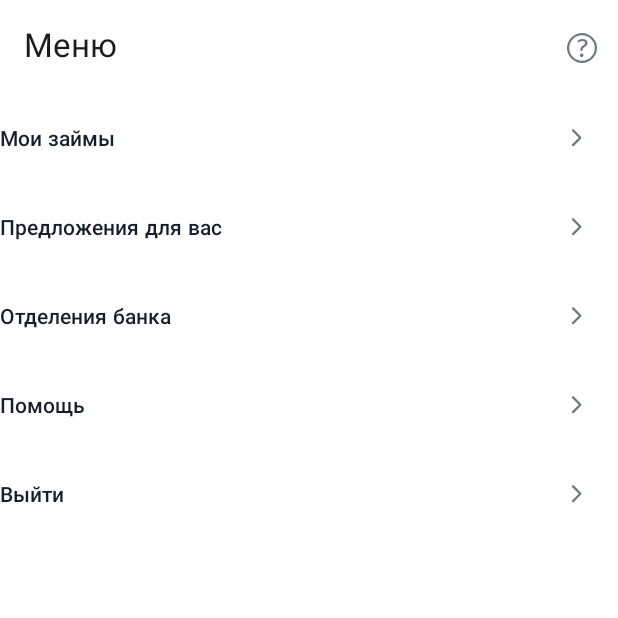
After one commit to EugeneGridnev/Loans, an Android app: the fragment MenuFragment shown on its own in the app's theme, on a phone screen of 412 x 824 dp, the top half of it. The commit adds this screen. Run offline under Robolectric (Android 15) with nearby library versions, the phone set to English and light mode, and no system bars.

Commit message:
menu fragment added

```diff
--- /dev/null
+++ b/app/src/main/java/com/shift/shiftfinal/ui/MenuFragment.kt
@@ -0,0 +1,71 @@
+package com.shift.shiftfinal.ui
+
+import android.os.Bundle
+import androidx.fragment.app.Fragment
+import android.view.LayoutInflater
+import android.view.View
+import android.view.ViewGroup
+import com.shift.shiftfinal.R
+import com.shift.shiftfinal.databinding.FragmentHomeBinding
+import com.shift.shiftfinal.databinding.FragmentMenuBinding
+import com.shift.shiftfinal.ui.fragments.onboarding.OnBoardingFragment
+
+
+class MenuFragment : Fragment() {
+    private var _binding: FragmentMenuBinding? = null
+    private val binding get() = _binding!!
+
+    override fun onCreateView(
+        inflater: LayoutInflater,
+        container: ViewGroup?,
+        savedInstanceState: Bundle?
+    ): View {
+        _binding = FragmentMenuBinding.inflate(inflater, container, false)
+        val view = binding.root
+        return view
+    }
+
+    override fun onViewCreated(view: View, savedInstanceState: Bundle?) {
+        super.onViewCreated(view, savedInstanceState)
+
+        setListeners()
+    }
+
+    override fun onDestroyView() {
+        super.onDestroyView()
+        _binding = null
+    }
+
+    private fun setListeners() {
+
+        with(binding) {
+            topAppBar.setOnMenuItemClickListener { menuItem ->
+                when (menuItem.itemId) {
+                    R.id.info -> {
+                        parentFragment?.parentFragmentManager
+                            ?.beginTransaction()
+                            ?.replace(R.id.fragmentContainer, OnBoardingFragment())
+                            ?.commit()
+                        true
+                    }
+
+                    else -> false
+                }
+            }
+
+            myLoans.setOnClickListener {
+
+            }
+
+            offers.setOnClickListener {
+
+            }
+
+            banks.setOnClickListener {  }
+
+            help.setOnClickListener {  }
+
+            exit.setOnClickListener {  }
+        }
+    }
+}
--- /dev/null
+++ b/app/src/main/res/drawable/arrow_right.xml
@@ -0,0 +1,9 @@
+<vector xmlns:android="http://schemas.android.com/apk/res/android"
+    android:width="24dp"
+    android:height="24dp"
+    android:viewportWidth="24"
+    android:viewportHeight="24">
+  <path
+      android:pathData="M9.465,16.226C9.167,16.522 9.166,17.004 9.463,17.301C9.76,17.597 10.24,17.597 10.537,17.301L15.294,12.543C15.684,12.153 15.685,11.521 15.296,11.13L10.562,6.377C10.266,6.079 9.784,6.078 9.487,6.375C9.19,6.672 9.19,7.153 9.487,7.449L13.875,11.837L9.465,16.226Z"
+      android:fillColor="#73787F"/>
+</vector>
--- /dev/null
+++ b/app/src/main/res/layout/fragment_menu.xml
@@ -0,0 +1,132 @@
+<?xml version="1.0" encoding="utf-8"?>
+<?xml version="1.0" encoding="utf-8"?>
+<ScrollView xmlns:android="http://schemas.android.com/apk/res/android"
+    xmlns:app="http://schemas.android.com/apk/res-auto"
+    xmlns:tools="http://schemas.android.com/tools"
+    android:layout_width="match_parent"
+    android:layout_height="match_parent"
+    android:background="@color/white"
+    tools:context=".ui.HomeFragment">
+
+    <LinearLayout
+        android:layout_width="match_parent"
+        android:layout_height="wrap_content"
+        android:orientation="vertical">
+
+        <com.google.android.material.appbar.AppBarLayout
+            android:layout_width="match_parent"
+            android:layout_height="wrap_content">
+
+            <com.google.android.material.appbar.MaterialToolbar
+                android:id="@+id/topAppBar"
+                android:layout_width="match_parent"
+                android:layout_height="?attr/actionBarSize"
+                app:menu="@menu/top_app_bar"
+                app:title="Меню" />
+        </com.google.android.material.appbar.AppBarLayout>
+
+        <TableLayout
+            android:layout_width="match_parent"
+            android:layout_height="0dp"
+            android:layout_weight="0.8">
+            <TableRow
+                android:id="@+id/myLoans">
+                <TextView
+                    android:layout_height="wrap_content"
+                    android:layout_width="0dp"
+                    android:layout_marginVertical="19dp"
+                    android:layout_weight="0.8"
+                    android:textSize="14sp"
+                    android:textFontWeight="500"
+                    android:lineHeight="18sp"
+                    android:textColor="@color/font_primary"
+                    android:text="@string/my_loans_text"/>
+
+                <ImageView
+                    android:layout_height="wrap_content"
+                    android:layout_width="wrap_content"
+                    android:layout_margin="16dp"
+                    android:src="@drawable/arrow_right"/>
+            </TableRow>
+            <TableRow
+                android:id="@+id/offers">
+                <TextView
+                    android:layout_height="wrap_content"
+                    android:layout_width="0dp"
+                    android:layout_marginVertical="19dp"
+                    android:layout_weight="0.8"
+                    android:textSize="14sp"
+                    android:textFontWeight="500"
+                    android:lineHeight="18sp"
+                    android:textColor="@color/font_primary"
+                    android:text="@string/offers_text"/>
+
+                <ImageView
+                    android:layout_height="wrap_content"
+                    android:layout_width="wrap_content"
+                    android:layout_margin="16dp"
+                    android:src="@drawable/arrow_right"/>
+            </TableRow>
+            <TableRow
+                android:id="@+id/banks">
+                <TextView
+                    android:layout_height="wrap_content"
+                    android:layout_width="0dp"
+                    android:layout_marginVertical="19dp"
+                    android:layout_weight="0.8"
+                    android:textSize="14sp"
+                    android:textFontWeight="500"
+                    android:lineHeight="18sp"
+                    android:textColor="@color/font_primary"
+                    android:text="@string/banks_text"/>
+
+                <ImageView
+                    android:layout_height="wrap_content"
+                    android:layout_width="wrap_content"
+                    android:layout_margin="16dp"
+                    android:src="@drawable/arrow_right"/>
+            </TableRow>
+            <TableRow
+                android:id="@+id/help">
+                <TextView
+                    android:layout_height="wrap_content"
+                    android:layout_width="0dp"
+                    android:layout_marginVertical="19dp"
+                    android:layout_weight="0.8"
+                    android:textSize="14sp"
+                    android:textFontWeight="500"
+                    android:lineHeight="18sp"
+                    android:textColor="@color/font_primary"
+                    android:text="@string/help_menu_text"/>
+
+                <ImageView
+                    android:layout_height="wrap_content"
+                    android:layout_width="wrap_content"
+                    android:layout_margin="16dp"
+                    android:src="@drawable/arrow_right"/>
+            </TableRow>
+            <TableRow
+                android:id="@+id/exit">
+                <TextView
+                    android:layout_height="wrap_content"
+                    android:layout_width="0dp"
+                    android:layout_marginVertical="19dp"
+                    android:layout_weight="0.8"
+                    android:textSize="14sp"
+                    android:textFontWeight="500"
+                    android:lineHeight="18sp"
+                    android:textColor="@color/font_primary"
+                    android:text="@string/exit_text"/>
+
+                <ImageView
+                    android:layout_height="wrap_content"
+                    android:layout_width="wrap_content"
+                    android:layout_margin="16dp"
+                    android:src="@drawable/arrow_right"/>
+            </TableRow>
+
+        </TableLayout>
+
+    </LinearLayout>
+
+</ScrollView>
--- a/app/src/main/res/values/strings.xml
+++ b/app/src/main/res/values/strings.xml
@@ -56,4 +56,9 @@
     <string name="loan_banner_text">Деньги наличными на любые цели</string>
     <string name="user_name_taken_registeration_error">Имя пользовател занято</string>
     <string name="look_all_loans_button_text">Посмотреть все</string>
+    <string name="my_loans_text">Мои займы</string>
+    <string name="offers_text">Предложения для вас</string>
+    <string name="banks_text">Отделения банка</string>
+    <string name="help_menu_text">Помощь</string>
+    <string name="exit_text">Выйти</string>
 </resources>
```
